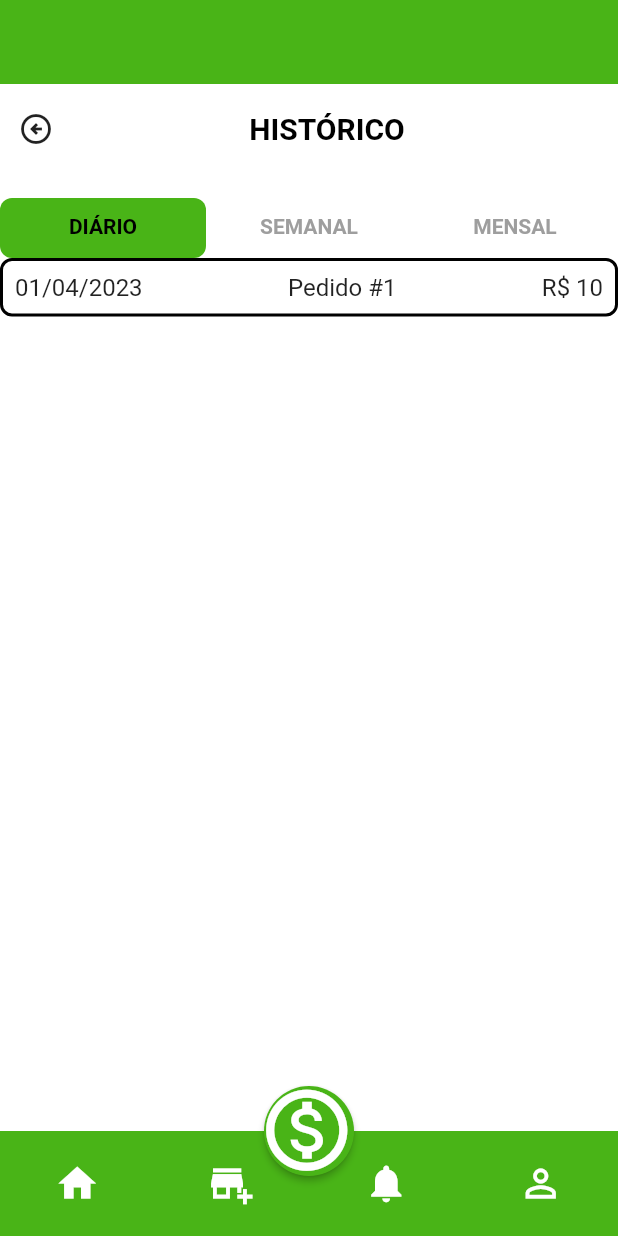
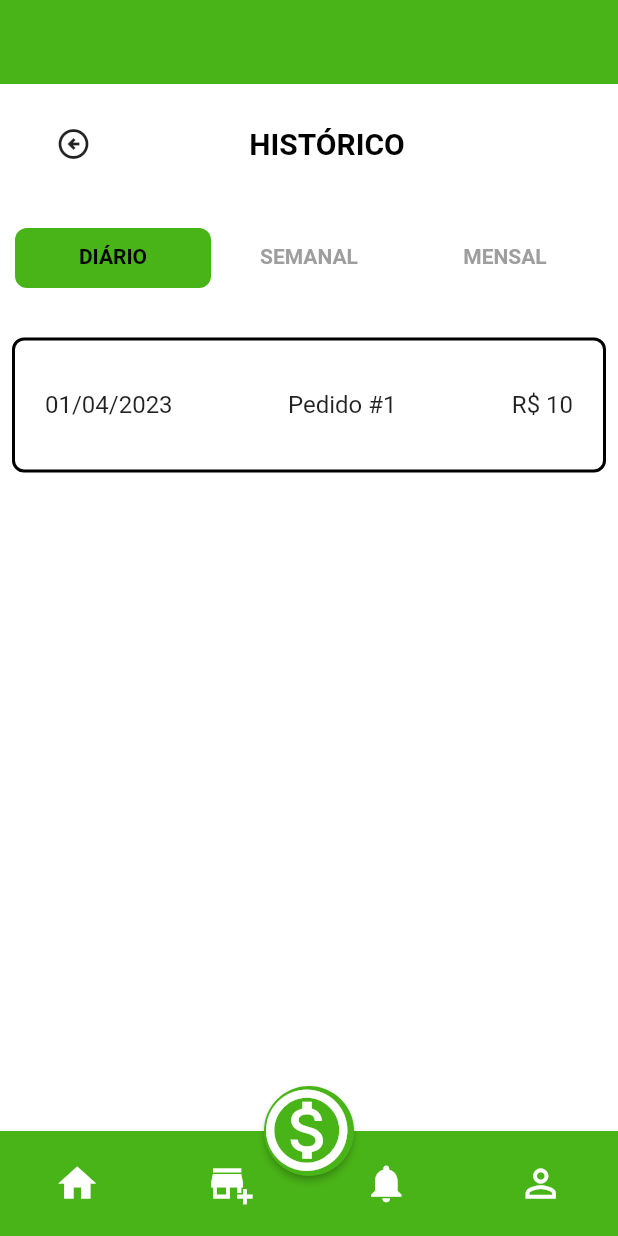
Before and after one commit to jeangsilva/olympusfood, a Flutter app: the screen it shows after launch, scrolled down 164 dp, after a tap on the "history" icon, on a phone screen of 412 x 824 dp. Run offline on Flutter 3.47's test engine with Material 2 defaults, Android fonts, the phone set to English and light mode, and no system bars; our stand-ins replace page_indicator; network calls fail.

Commit message:
Alguns ajustes
Deixando mais parecido com o protótipo.

```diff
--- a/lib/screens/history_screen.dart
+++ b/lib/screens/history_screen.dart
@@ -37,8 +37,10 @@ class _HistoryScreenState extends State<HistoryScreen>
       ),
       body: Column(
         children: [
-          SizedBox(
-            height: 60,
+          Padding(
+            padding: const EdgeInsets.symmetric(horizontal: 25),
+            child: SizedBox(
+              height: 80,
               child: Row(
                 mainAxisAlignment: MainAxisAlignment.spaceBetween,
                 children: [
@@ -63,11 +65,14 @@ class _HistoryScreenState extends State<HistoryScreen>
                 ],
               ),
             ),
+          ),
           const SizedBox(
             height: 16,
           ),
           //TabBar
-          SizedBox(
+          Padding(
+            padding: const EdgeInsets.symmetric(horizontal: 10),
+            child: SizedBox(
               height: 40,
               child: TabBar(
                 controller: _tabController,
@@ -78,14 +83,13 @@ class _HistoryScreenState extends State<HistoryScreen>
                   borderRadius: BorderRadius.circular(8),
                 ),
                 tabs: const [
-                Tab (
+                  Tab(
                     child: SizedBox(
                       width: double.infinity,
                       child: Center(
-                      child: Text('DIÁRIO',
-                        style: TextStyle(
-                          fontWeight: FontWeight.w700
-                        ),
+                        child: Text(
+                          'DIÁRIO',
+                          style: TextStyle(fontWeight: FontWeight.w700),
                         ),
                       ),
                     ),
@@ -94,10 +98,9 @@ class _HistoryScreenState extends State<HistoryScreen>
                     child: SizedBox(
                       width: double.infinity,
                       child: Center(
-                      child: Text('SEMANAL',
-                        style: TextStyle(
-                          fontWeight: FontWeight.w700
-                        ),
+                        child: Text(
+                          'SEMANAL',
+                          style: TextStyle(fontWeight: FontWeight.w700),
                         ),
                       ),
                     ),
@@ -106,10 +109,9 @@ class _HistoryScreenState extends State<HistoryScreen>
                     child: SizedBox(
                       width: double.infinity,
                       child: Center(
-                      child: Text('MENSAL',
-                        style: TextStyle(
-                          fontWeight: FontWeight.w700
-                        ),
+                        child: Text(
+                          'MENSAL',
+                          style: TextStyle(fontWeight: FontWeight.w700),
                         ),
                       ),
                     ),
@@ -117,8 +119,11 @@ class _HistoryScreenState extends State<HistoryScreen>
                 ],
               ),
             ),
+          ),
+          const SizedBox(height: 25),
           Expanded(
-            child: TabBarView(  //Contrução dos históricos
+            child: TabBarView(
+              //Contrução dos históricos
               controller: _tabController,
               children: [
                 _buildHistoricoDiario(),
@@ -136,13 +141,16 @@ class _HistoryScreenState extends State<HistoryScreen>
     return ListView.builder(
       itemCount: 1,
       itemBuilder: (context, index) {
-        return Container(
+        return Padding(
+          padding: const EdgeInsets.all(8),
+          child: Container(
+            height: 90,
             decoration: BoxDecoration(
               color: Colors.white,
               borderRadius: BorderRadius.circular(8),
               border: Border.all(color: Colors.black, width: 2),
             ),
-          padding: const EdgeInsets.all(8),
+            padding: const EdgeInsets.all(20),
             child: Row(
               mainAxisAlignment: MainAxisAlignment.spaceBetween,
               children: [
@@ -166,21 +174,26 @@ class _HistoryScreenState extends State<HistoryScreen>
                 ),
               ],
             ),
+          ),
         );
       },
     );
   }
+
   Widget _buildHistoricoSemanal() {
     return ListView.builder(
       itemCount: 4,
       itemBuilder: (context, index) {
-        return Container(
+        return Padding(
+          padding: const EdgeInsets.all(8),
+          child: Container(
+            height: 90,
             decoration: BoxDecoration(
               color: Colors.white,
               borderRadius: BorderRadius.circular(8),
               border: Border.all(color: Colors.black, width: 2),
             ),
-          padding: const EdgeInsets.all(8),
+            padding: const EdgeInsets.all(20),
             child: Row(
               mainAxisAlignment: MainAxisAlignment.spaceBetween,
               children: [
@@ -204,21 +217,26 @@ class _HistoryScreenState extends State<HistoryScreen>
                 ),
               ],
             ),
+          ),
         );
       },
     );
   }
+
   Widget _buildHistoricoMensal() {
     return ListView.builder(
       itemCount: 10,
       itemBuilder: (context, index) {
-        return Container(
+        return Padding(
+          padding: const EdgeInsets.all(8),
+          child: Container(
+            height: 90,
             decoration: BoxDecoration(
               color: Colors.white,
               borderRadius: BorderRadius.circular(8),
               border: Border.all(color: Colors.black, width: 2),
             ),
-          padding: const EdgeInsets.all(8),
+            padding: const EdgeInsets.all(20),
             child: Row(
               mainAxisAlignment: MainAxisAlignment.spaceBetween,
               children: [
@@ -242,6 +260,7 @@ class _HistoryScreenState extends State<HistoryScreen>
                 ),
               ],
             ),
+          ),
         );
       },
     );
--- a/lib/screens/home_screen.dart
+++ b/lib/screens/home_screen.dart
@@ -335,13 +335,10 @@ class _HomeScreenState extends State<HomeScreen> {
                   margin: const EdgeInsets.symmetric(horizontal: 16),
                   padding: const EdgeInsets.all(15),
                   height: 200,
-                  decoration: const BoxDecoration(
-                    color: Color.fromARGB(255, 197, 191, 191),
-                    borderRadius: BorderRadius.only(
-                        topLeft: Radius.circular(30),
-                        topRight: Radius.circular(30),
-                        bottomLeft: Radius.circular(30),
-                        bottomRight: Radius.circular(30)),
+                  decoration: BoxDecoration(
+                    color: Colors.white,
+                    border: Border.all(color: const Color.fromARGB(80, 0, 0, 0), width: 1),
+                    borderRadius: BorderRadius.circular(30),
                   ),
                   child: Column(children: [
                     Row(children: const [
```
Lines whose indentation alone changed are shown as unchanged.
